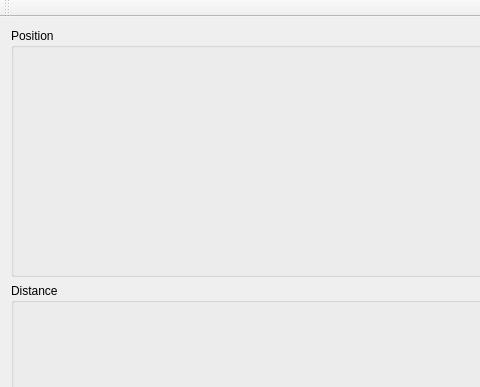
The window that mainwindow.ui (janisozaur/inz_charter) describes before a commit, drawn with Qt 5; both pictures show x 0 to 480 and y 0 to 387 of the 900 by 621 pixel window.
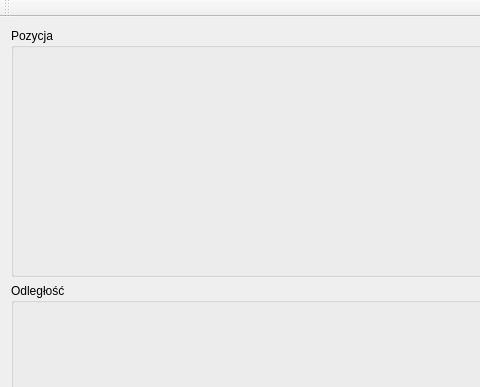
The same window after the commit.

Commit message: localize some strings

```diff
--- a/mainwindow.ui
+++ b/mainwindow.ui
@@ -20,7 +20,7 @@
       <item>
        <widget class="QGroupBox" name="positionGroupBox">
         <property name="title">
-         <string>Position</string>
+         <string>Pozycja</string>
         </property>
         <layout class="QHBoxLayout" name="horizontalLayout_3">
          <item>
@@ -32,7 +32,7 @@
       <item>
        <widget class="QGroupBox" name="distanceGroupBox">
         <property name="title">
-         <string>Distance</string>
+         <string>Odległość</string>
         </property>
         <layout class="QVBoxLayout" name="verticalLayout_3">
          <item>
```
